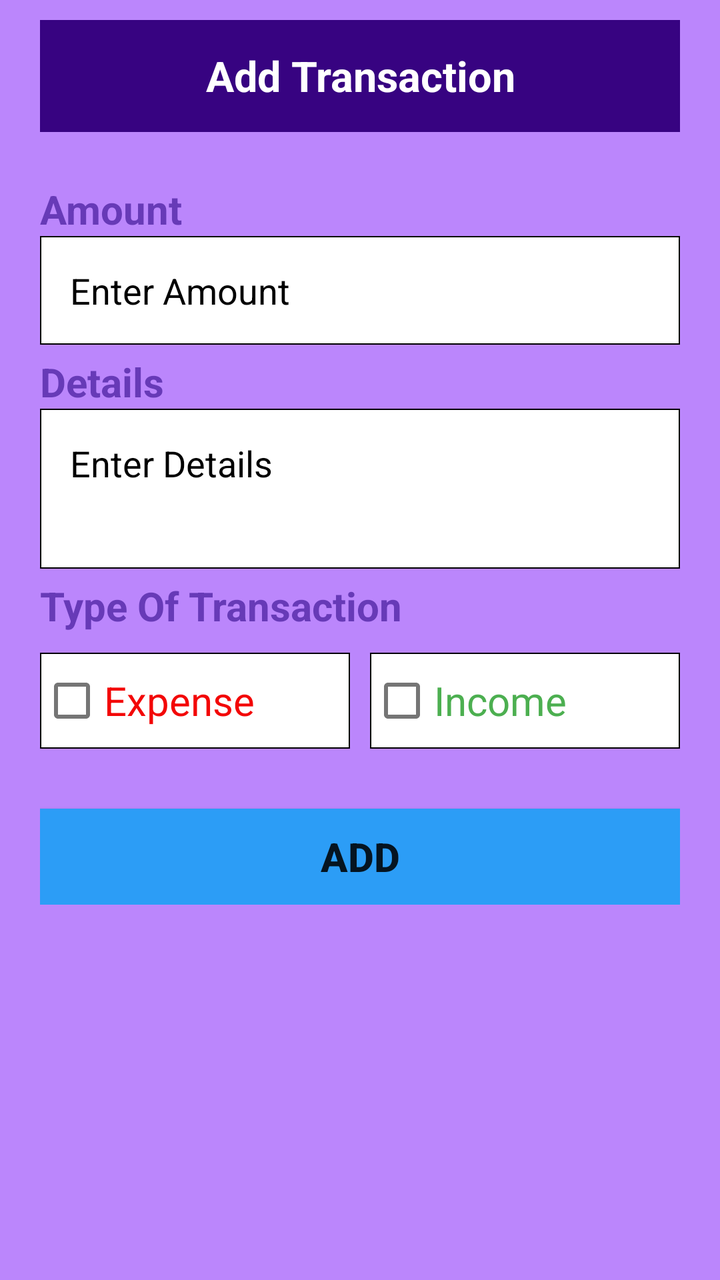
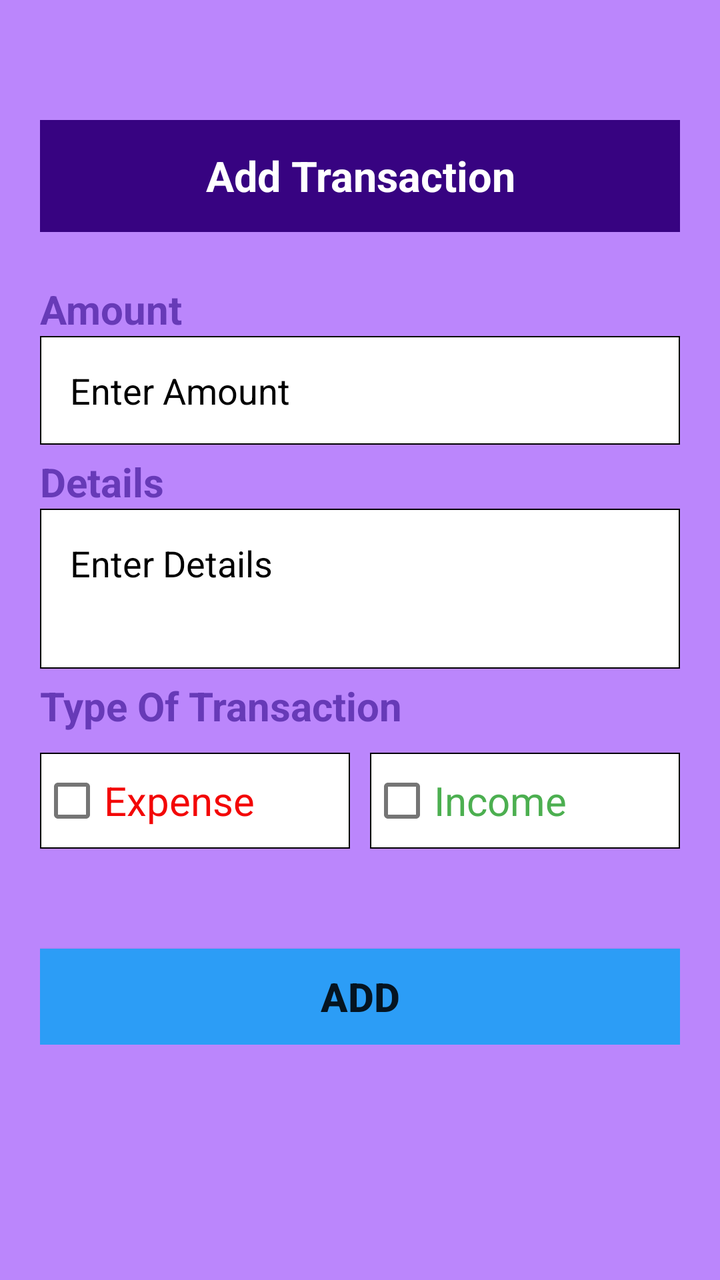

Screens rendered from an Android XML layout before and after an edit, with the pre-edit source and the edit as a unified diff.
<!-- AndroidManifest.xml: application theme Theme.FinanceFit -->
<!-- res/layout/activity_add_transaction.xml -->
<?xml version="1.0" encoding="utf-8"?>
<ScrollView xmlns:android="http://schemas.android.com/apk/res/android"
    xmlns:app="http://schemas.android.com/apk/res-auto"
    xmlns:tools="http://schemas.android.com/tools"
    android:layout_width="match_parent"
    android:layout_height="match_parent"
    android:background="@color/purple_200">

    <LinearLayout
        android:layout_width="match_parent"
        android:layout_height="match_parent"
        android:background="@color/purple_200"
        android:paddingRight="20sp"
        android:paddingLeft="20sp"
        android:paddingTop="10sp"
        tools:context=".AddTransaction"
        android:orientation="vertical">

        <RelativeLayout
            android:layout_width="match_parent"
            android:layout_height="?actionBarSize"
            android:background="#370381"
            android:id="@+id/ToolbarDash">

            <TextView
                android:layout_width="match_parent"
                android:layout_height="wrap_content"
                android:textSize="21sp"
                android:textStyle="bold"
                android:textColor="#fff"
                android:text="Add Transaction"
                android:textAlignment="center"
                android:layout_centerVertical="true"/>
        </RelativeLayout>
        <TextView
            android:layout_width="match_parent"
            android:layout_height="wrap_content"
            android:layout_marginTop="25sp"
            android:text="Amount"
            android:textColor="#673AB7"
            android:textStyle="bold"
            android:textSize="20sp"/>
        <EditText
            android:layout_width="match_parent"
            android:layout_height="wrap_content"
            android:id="@+id/user_amount_add"
            android:hint="Enter Amount"
            android:inputType="number"
            android:textColorHint="#000"
            android:textColor="#000"
            android:padding="15sp"
            android:background="@drawable/edt_text_bg"
            android:layout_marginTop="0sp"/>
        <TextView
            android:layout_width="match_parent"
            android:layout_height="wrap_content"
            android:layout_marginTop="5sp"
            android:text="Details"
            android:textColor="#673AB7"
            android:textStyle="bold"
            android:textSize="20sp"/>

        <EditText
            android:layout_width="match_parent"
            android:layout_height="80sp"
            android:textAlignment="textStart"
            android:gravity="start"
            android:hint="Enter Details"
            android:id="@+id/user_desc_add"
            android:inputType="text"
            android:textColorHint="#000"
            android:textColor="#000"
            android:padding="15sp"
            android:background="@drawable/edt_text_bg"
            android:layout_marginTop="0sp"/>
        <TextView
            android:layout_width="match_parent"
            android:layout_height="wrap_content"
            android:layout_marginTop="5sp"
            android:text="Type Of Transaction"
            android:textColor="#673AB7"
            android:textStyle="bold"
            android:textSize="20sp"/>
        <LinearLayout
            android:layout_width="match_parent"
            android:layout_height="wrap_content"
            android:weightSum="2"
            android:layout_marginTop="10sp"
            android:orientation="horizontal">

            <CheckBox
                android:layout_width="8sp"
                android:layout_height="wrap_content"
                android:text="Expense"
                android:textSize="20sp"
                android:textColor="#F30606"
                android:id="@+id/expense_check"
                android:layout_marginEnd="5sp"
                android:background="@drawable/edt_text_bg"
                android:layout_weight="1"/>
            <CheckBox
                android:layout_width="8sp"
                android:layout_height="wrap_content"
                android:text="Income"
                android:textColor="#4CAF50"
                android:textSize="20sp"
                android:id="@+id/income_check"
                android:layout_marginStart="5sp"
                android:background="@drawable/edt_text_bg"
                android:layout_weight="1"/>

        </LinearLayout>
        <androidx.appcompat.widget.AppCompatButton
            android:layout_width="match_parent"
            android:layout_height="wrap_content"
            android:layout_marginTop="30sp"
            android:layout_gravity="bottom"
            android:text="ADD"
            android:textSize="20sp"
            android:textStyle="bold"
            android:background="#2C9DF6"
            android:id="@+id/btnAdd"/>

    </LinearLayout>
</ScrollView>
<!-- resources referenced by this layout -->
<resources>
  <color name="purple_200">#FFBB86FC</color>
  <!-- drawable edt_text_bg (drawable) -->
  <?xml version="1.0" encoding="utf-8"?>
  <shape xmlns:android="http://schemas.android.com/apk/res/android">
      <solid android:color="@color/white"/>
      <stroke android:color="@color/black" android:width="2px"/>
  
  </shape>
  <style name="Theme.FinanceFit" parent="Theme.MaterialComponents.DayNight.NoActionBar">
          
          <item name="colorPrimary">@color/purple_500</item>
          <item name="colorPrimaryVariant">@color/purple_700</item>
          <item name="colorOnPrimary">@color/white</item>
          
          <item name="colorSecondary">@color/teal_200</item>
          <item name="colorSecondaryVariant">@color/teal_700</item>
          <item name="colorOnSecondary">@color/black</item>
          
          <item name="android:statusBarColor">#130041</item>
  
          
      </style>
  <color name="white">#FFFFFFFF</color>
  <color name="black">#FF000000</color>
  <color name="purple_500">#FF6200EE</color>
  <color name="purple_700">#FF3700B3</color>
  <color name="teal_200">#FF03DAC5</color>
  <color name="teal_700">#FF018786</color>
</resources>

<!-- the commit's change to res/layout/activity_add_transaction.xml (unified diff, before → after) -->
@@ -19,6 +19,7 @@
         <RelativeLayout
             android:layout_width="match_parent"
             android:layout_height="?actionBarSize"
+            android:layout_marginTop="50sp"
             android:background="#370381"
             android:id="@+id/ToolbarDash">
 
@@ -113,7 +114,7 @@
         <androidx.appcompat.widget.AppCompatButton
             android:layout_width="match_parent"
             android:layout_height="wrap_content"
-            android:layout_marginTop="30sp"
+            android:layout_marginTop="50sp"
             android:layout_gravity="bottom"
             android:text="ADD"
             android:textSize="20sp"
